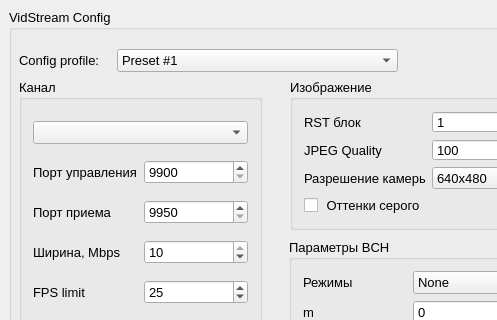
Old version of the form vidstream/src/qtgui/ui/mainwindow.ui in the repository snikulov/vidstream; both pictures show x 0 to 497 and y 0 to 320 of the 620 by 734 pixel window.
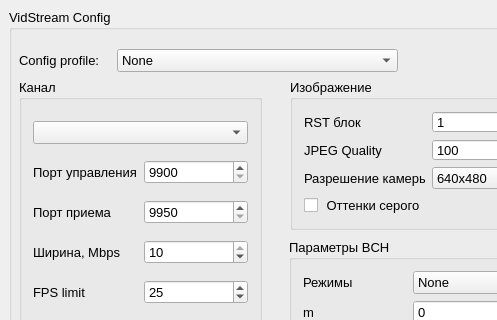
New version of the form.

The edit to the form file:
```diff
--- a/vidstream/src/qtgui/ui/mainwindow.ui
+++ b/vidstream/src/qtgui/ui/mainwindow.ui
@@ -442,6 +442,11 @@
        <height>23</height>
       </rect>
      </property>
+     <item>
+      <property name="text">
+       <string>None</string>
+      </property>
+     </item>
      <item>
       <property name="text">
        <string>Preset #1</string>
```
